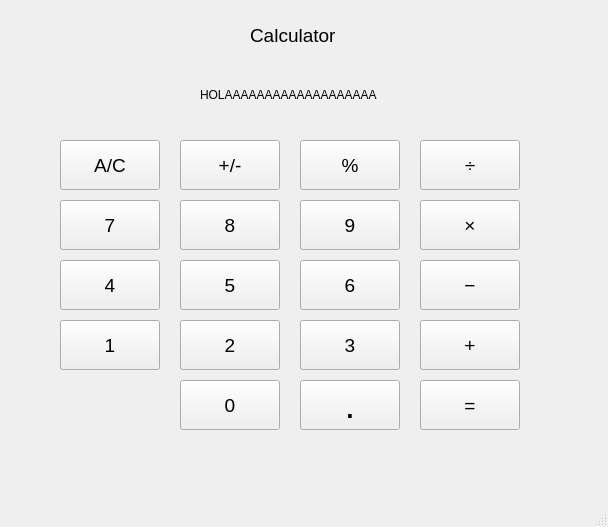
The window that calculator.ui (jorzhang1/Project1-Calculator) describes before a commit, drawn with Qt 5.
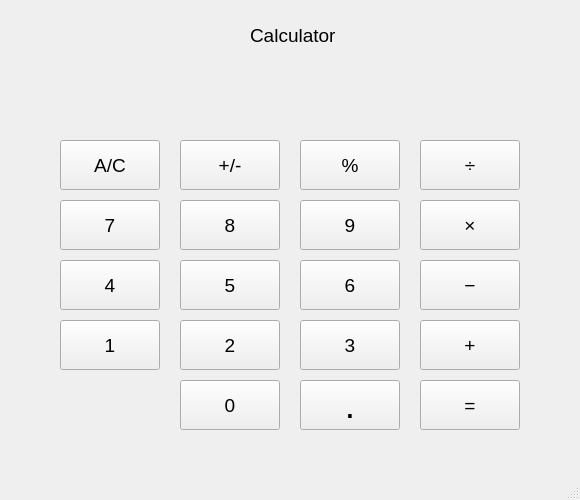
The same window after the commit. Icons and pictures are not drawn.

The edit to the form file:
```diff
--- a/calculator.ui
+++ b/calculator.ui
@@ -6,10 +6,16 @@
    <rect>
     <x>0</x>
     <y>0</y>
-    <width>608</width>
-    <height>527</height>
+    <width>580</width>
+    <height>500</height>
    </rect>
   </property>
+  <property name="maximumSize">
+   <size>
+    <width>580</width>
+    <height>500</height>
+   </size>
+  </property>
   <property name="windowTitle">
    <string>MainWindow</string>
   </property>
@@ -41,8 +47,16 @@
       <height>50</height>
      </rect>
     </property>
+    <property name="font">
+     <font>
+      <pointsize>14</pointsize>
+     </font>
+    </property>
     <property name="text">
-     <string>HOLAAAAAAAAAAAAAAAAAAA</string>
+     <string/>
+    </property>
+    <property name="alignment">
+     <set>Qt::AlignRight|Qt::AlignTrailing|Qt::AlignVCenter</set>
     </property>
    </widget>
    <widget class="QPushButton" name="push_seven">
```
Left out of the diff: 2 changed lines with no effect on the pictures.
